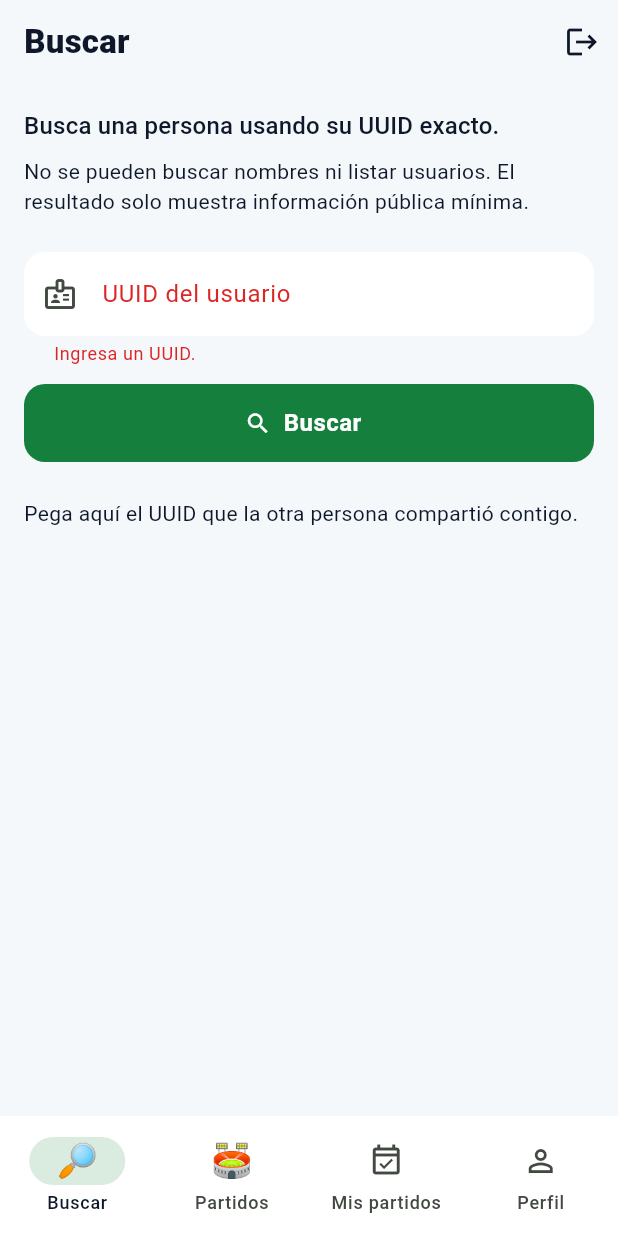
After one commit to gmarinr/bvg_matchmaking, a Flutter app: the HomePage screen opened by its route, after a tap on "Buscar", on a phone screen of 412 x 824 dp. The commit adds this screen. Run offline on Flutter 3.47's test engine with Material 3 defaults, Android fonts, the phone set to English and light mode, and no system bars; our stand-ins replace flutter_riverpod, go_router, supabase_flutter; accounts and stored records are empty.

Commit message:
Búsqueda de usuarios por id

```diff
--- a/lib/app/router.dart
+++ b/lib/app/router.dart
@@ -16,6 +16,7 @@ import '../features/profile/data/profile_providers.dart';
 import '../features/profile/domain/profile.dart';
 import '../features/profile/domain/profile_repository.dart';
 import '../features/profile/presentation/onboarding_page.dart';
+import '../features/users/presentation/user_search_page.dart';
 
 /// Rutas nombradas de la app.
 class AppRoutes {
@@ -24,6 +25,7 @@ class AppRoutes {
   static const String login = '/login';
   static const String register = '/register';
   static const String onboarding = '/onboarding';
+  static const String userSearch = '/users/search';
   static const String home = '/home';
   static const String createMatch = '/matches/new';
 
@@ -75,6 +77,10 @@ final routerProvider = Provider<GoRouter>((ref) {
       GoRoute(
         path: AppRoutes.onboarding,
         builder: (context, state) => const OnboardingPage(),
+      ),
+      GoRoute(
+        path: AppRoutes.userSearch,
+        builder: (context, state) => const UserSearchPage(),
       ),
       GoRoute(
         path: AppRoutes.home,
--- a/lib/features/home/presentation/home_page.dart
+++ b/lib/features/home/presentation/home_page.dart
@@ -7,6 +7,7 @@ import '../../auth/data/auth_providers.dart';
 import '../../matches/presentation/matches_list_page.dart';
 import '../../matches/presentation/my_participations_page.dart';
 import '../../profile/presentation/profile_page.dart';
+import '../../users/presentation/user_search_page.dart';
 
 /// Contenedor principal tras iniciar sesión.
 class HomePage extends ConsumerStatefulWidget {
@@ -17,9 +18,14 @@ class HomePage extends ConsumerStatefulWidget {
 }
 
 class _HomePageState extends ConsumerState<HomePage> {
-  int _index = 0;
+  int _index = 1;
 
-  static const _titles = ['Partidos', 'Mis participaciones', 'Perfil'];
+  static const _titles = [
+    'Buscar',
+    'Partidos',
+    'Mis participaciones',
+    'Perfil',
+  ];
 
   @override
   Widget build(BuildContext context) {
@@ -35,14 +41,15 @@ class _HomePageState extends ConsumerState<HomePage> {
         ],
       ),
       body: switch (_index) {
-        0 => MatchesListPage(
+        0 => const UserSearchPage(embedded: true),
+        1 => MatchesListPage(
           onOpenMatch: (match) =>
               context.push(AppRoutes.matchDetailPath(match.id)),
         ),
-        1 => const MyParticipationsPage(),
+        2 => const MyParticipationsPage(),
         _ => const ProfilePage(),
       },
-      floatingActionButton: _index == 0
+      floatingActionButton: _index == 1
           ? FloatingActionButton.extended(
               onPressed: () => context.push(AppRoutes.createMatch),
               icon: const Icon(Icons.add),
@@ -54,9 +61,14 @@ class _HomePageState extends ConsumerState<HomePage> {
         onDestinationSelected: (i) => setState(() => _index = i),
         destinations: const [
           NavigationDestination(
-            icon: Icon(Icons.search_outlined),
-            selectedIcon: Icon(Icons.search),
+            icon: Text('🔎', style: TextStyle(fontSize: 22)),
+            selectedIcon: Text('🔎', style: TextStyle(fontSize: 22)),
             label: 'Buscar',
+          ),
+          NavigationDestination(
+            icon: Text('🏟️', style: TextStyle(fontSize: 22)),
+            selectedIcon: Text('🏟️', style: TextStyle(fontSize: 22)),
+            label: 'Partidos',
           ),
           NavigationDestination(
             icon: Icon(Icons.event_available_outlined),
--- /dev/null
+++ b/lib/features/users/domain/user_search_repository.dart
@@ -0,0 +1,6 @@
+import 'public_user_profile.dart';
+
+abstract interface class UserSearchRepository {
+  /// Busca un único perfil público por UUID exacto.
+  Future<PublicUserProfile?> findById(String userId);
+}
--- /dev/null
+++ b/lib/features/users/domain/uuid_validator.dart
@@ -0,0 +1,5 @@
+final _uuidPattern = RegExp(
+  r'^[0-9a-fA-F]{8}-[0-9a-fA-F]{4}-[1-5][0-9a-fA-F]{3}-[89abAB][0-9a-fA-F]{3}-[0-9a-fA-F]{12}$',
+);
+
+bool isValidUuid(String value) => _uuidPattern.hasMatch(value.trim());
--- /dev/null
+++ b/lib/features/users/presentation/user_search_page.dart
@@ -0,0 +1,173 @@
+import 'package:flutter/material.dart';
+import 'package:flutter_riverpod/flutter_riverpod.dart';
+
+import '../../../core/errors/failures.dart';
+import '../../../core/utils/labels.dart';
+import '../data/user_search_providers.dart';
+import '../domain/public_user_profile.dart';
+import '../domain/uuid_validator.dart';
+
+class UserSearchPage extends ConsumerStatefulWidget {
+  const UserSearchPage({this.embedded = false, super.key});
+
+  final bool embedded;
+
+  @override
+  ConsumerState<UserSearchPage> createState() => _UserSearchPageState();
+}
+
+class _UserSearchPageState extends ConsumerState<UserSearchPage> {
+  final _formKey = GlobalKey<FormState>();
+  final _uuid = TextEditingController();
+  String? _searchedId;
+
+  @override
+  void dispose() {
+    _uuid.dispose();
+    super.dispose();
+  }
+
+  void _search() {
+    if (!_formKey.currentState!.validate()) return;
+    setState(() => _searchedId = _uuid.text.trim());
+  }
+
+  @override
+  Widget build(BuildContext context) {
+    final searchedId = _searchedId;
+    final content = ListView(
+        padding: const EdgeInsets.all(16),
+        children: [
+          Text(
+            'Busca una persona usando su UUID exacto.',
+            style: Theme.of(context).textTheme.titleMedium,
+          ),
+          const SizedBox(height: 8),
+          const Text(
+            'No se pueden buscar nombres ni listar usuarios. El resultado solo muestra información pública mínima.',
+          ),
+          const SizedBox(height: 24),
+          Form(
+            key: _formKey,
+            child: TextFormField(
+              controller: _uuid,
+              keyboardType: TextInputType.text,
+              textInputAction: TextInputAction.search,
+              decoration: const InputDecoration(
+                labelText: 'UUID del usuario',
+                hintText: 'xxxxxxxx-xxxx-xxxx-xxxx-xxxxxxxxxxxx',
+                prefixIcon: Icon(Icons.badge_outlined),
+              ),
+              validator: (value) {
+                final input = value?.trim() ?? '';
+                if (input.isEmpty) return 'Ingresa un UUID.';
+                if (!isValidUuid(input)) return 'Ingresa un UUID válido.';
+                return null;
+              },
+              onFieldSubmitted: (_) => _search(),
+            ),
+          ),
+          const SizedBox(height: 12),
+          FilledButton.icon(
+            onPressed: _search,
+            icon: const Icon(Icons.search),
+            label: const Text('Buscar'),
+          ),
+          const SizedBox(height: 24),
+          if (searchedId == null)
+            const _InitialSearchState()
+          else
+            _LookupResult(userId: searchedId),
+        ],
+      );
+    if (widget.embedded) return content;
+    return Scaffold(
+      appBar: AppBar(title: const Text('Buscar usuario')),
+      body: content,
+    );
+  }
+}
+
+class _LookupResult extends ConsumerWidget {
+  const _LookupResult({required this.userId});
+
+  final String userId;
+
+  @override
+  Widget build(BuildContext context, WidgetRef ref) {
+    final result = ref.watch(publicUserLookupProvider(userId));
+    return result.when(
+      loading: () => const Center(child: CircularProgressIndicator()),
+      error: (error, _) => Text(_errorMessage(error)),
+      data: (profile) => profile == null
+          ? const _EmptySearchState()
+          : _PublicProfileCard(profile: profile),
+    );
+  }
+}
+
+String _errorMessage(Object error) {
+  if (error is Failure) return error.message;
+  return 'No pudimos buscar el usuario. Intenta nuevamente.';
+}
+
+class _PublicProfileCard extends StatelessWidget {
+  const _PublicProfileCard({required this.profile});
+
+  final PublicUserProfile profile;
+
+  @override
+  Widget build(BuildContext context) {
+    return Card(
+      child: Padding(
+        padding: const EdgeInsets.all(16),
+        child: Column(
+          crossAxisAlignment: CrossAxisAlignment.start,
+          children: [
+            Text(
+              profile.displayName,
+              style: Theme.of(context).textTheme.titleLarge,
+            ),
+            const SizedBox(height: 8),
+            Text('UUID: ${profile.id}'),
+            Text('Comuna: ${profile.commune}'),
+            const SizedBox(height: 16),
+            Text(
+              'Deportes y niveles',
+              style: Theme.of(context).textTheme.titleMedium,
+            ),
+            const SizedBox(height: 8),
+            for (final sport in profile.sports)
+              ListTile(
+                contentPadding: EdgeInsets.zero,
+                dense: true,
+                leading: const Icon(Icons.sports_outlined),
+                title: Text(sport.sportName),
+                trailing: Text(sport.skillLevel.label),
+              ),
+            if (profile.sports.isEmpty)
+              const Text('Esta persona aún no registra deportes.'),
+          ],
+        ),
+      ),
+    );
+  }
+}
+
+class _InitialSearchState extends StatelessWidget {
+  const _InitialSearchState();
+
+  @override
+  Widget build(BuildContext context) => const Text(
+    'Pega aquí el UUID que la otra persona compartió contigo.',
+  );
+}
+
+class _EmptySearchState extends StatelessWidget {
+  const _EmptySearchState();
+
+  @override
+  Widget build(BuildContext context) => const Text(
+    'No encontramos un usuario con ese UUID.',
+  );
+}
```
Also changed, not shown: lib/features/profile/presentation/profile_page.dart (+44 -0 lines), lib/features/users/data/fake_user_search_repository.dart (added, +33 -0 lines), lib/features/users/data/supabase_user_search_repository.dart (added, +27 -0 lines), lib/features/users/data/user_search_providers.dart (added, +21 -0 lines), lib/features/users/domain/public_user_profile.dart (added, +57 -0 lines), 2 other files.
